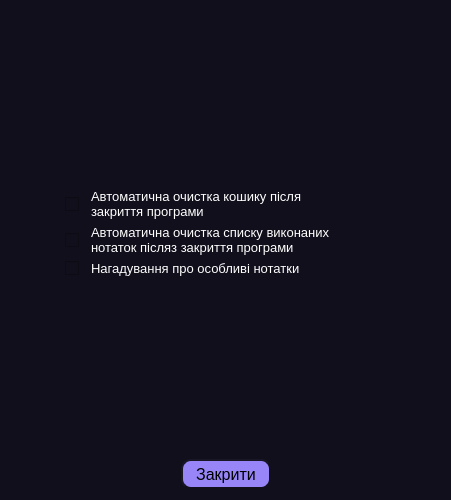
Above: QTtask_Project/settings_window.ui from DonchykVitaliy/QT-task-manager before the change. Below: the same form after it.
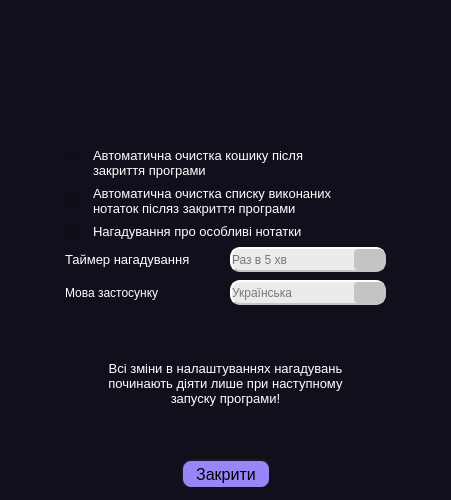
That is the form after the change. Icons and pictures are not drawn.

What changed in the file:
```diff
--- a/QTtask_Project/settings_window.ui
+++ b/QTtask_Project/settings_window.ui
@@ -34,6 +34,12 @@
      </item>
      <item>
       <layout class="QVBoxLayout" name="verticalLayout">
+       <property name="spacing">
+        <number>8</number>
+       </property>
+       <property name="topMargin">
+        <number>90</number>
+       </property>
        <item>
         <spacer name="verticalSpacer">
          <property name="orientation">
@@ -143,6 +149,205 @@
          </item>
         </layout>
        </item>
+       <item>
+        <layout class="QHBoxLayout" name="horizontalLayout_2">
+         <item>
+          <widget class="QLabel" name="label">
+           <property name="font">
+            <font>
+             <pointsize>10</pointsize>
+            </font>
+           </property>
+           <property name="styleSheet">
+            <string notr="true">color: rgb(255, 255, 255);</string>
+           </property>
+           <property name="text">
+            <string>Таймер нагадування</string>
+           </property>
+          </widget>
+         </item>
+         <item>
+          <widget class="QComboBox" name="comboBox">
+           <property name="minimumSize">
+            <size>
+             <width>0</width>
+             <height>25</height>
+            </size>
+           </property>
+           <property name="styleSheet">
+            <string notr="true">QComboBox {
+    border-style: outset;
+    border-width: 2px;
+    border-radius: 10px;
+
+    background-color: rgb(235, 235, 235);
+    border-color: rgb(196, 196, 196);
+    color: rgb(119, 120, 115);
+    padding-right: 30px;
+}
+
+QComboBox::drop-down {
+    border-style: outset;
+    border-width: 2px;
+    border-radius: 4px;
+    
+    border: none;
+    background-color: rgb(196, 196, 196);
+    width: 30px;
+    subcontrol-origin: padding;
+    subcontrol-position: top right;
+}
+
+QComboBox::down-arrow {
+    image: url(:/icon/icons/down_arrow.png);
+    width: 20px;
+    height: 10px;
+}
+
+QComboBox QAbstractItemView {
+    background-color: rgb(235, 235, 235);
+    color: rgb(119, 120, 115);
+    selection-background-color: rgb(196, 196, 196);
+    selection-color: rgb(255, 255, 255);
+    padding: 5px;
+    outline: none;
+}
+</string>
+           </property>
+           <item>
+            <property name="text">
+             <string>Раз в 5 хв</string>
+            </property>
+           </item>
+           <item>
+            <property name="text">
+             <string>Раз в 10 хв</string>
+            </property>
+           </item>
+           <item>
+            <property name="text">
+             <string>Раз в 15 хв</string>
+            </property>
+           </item>
+           <item>
+            <property name="text">
+             <string>Раз в 30 хв</string>
+            </property>
+           </item>
+           <item>
+            <property name="text">
+             <string>Раз в 60 хв</string>
+            </property>
+           </item>
+          </widget>
+         </item>
+        </layout>
+       </item>
+       <item>
+        <layout class="QHBoxLayout" name="horizontalLayout_7">
+         <item>
+          <widget class="QLabel" name="label_3">
+           <property name="styleSheet">
+            <string notr="true">color: rgb(255, 255, 255);</string>
+           </property>
+           <property name="text">
+            <string>Мова застосунку</string>
+           </property>
+          </widget>
+         </item>
+         <item>
+          <widget class="QComboBox" name="comboBox_2">
+           <property name="minimumSize">
+            <size>
+             <width>0</width>
+             <height>25</height>
+            </size>
+           </property>
+           <property name="styleSheet">
+            <string notr="true">QComboBox {
+    border-style: outset;
+    border-width: 2px;
+    border-radius: 10px;
+
+    background-color: rgb(235, 235, 235);
+    border-color: rgb(196, 196, 196);
+    color: rgb(119, 120, 115);
+    padding-right: 30px;
+}
+
+QComboBox::drop-down {
+    border-style: outset;
+    border-width: 2px;
+    border-radius: 4px;
+    
+    border: none;
+    background-color: rgb(196, 196, 196);
+    width: 30px;
+    subcontrol-origin: padding;
+    subcontrol-position: top right;
+}
+
+QComboBox::down-arrow {
+    image: url(:/icon/icons/down_arrow.png);
+    width: 20px;
+    height: 10px;
+}
+
+QComboBox QAbstractItemView {
+    background-color: rgb(235, 235, 235);
+    color: rgb(119, 120, 115);
+    selection-background-color: rgb(196, 196, 196);
+    selection-color: rgb(255, 255, 255);
+    padding: 5px;
+    outline: none;
+}
+</string>
+           </property>
+           <item>
+            <property name="text">
+             <string>Українська</string>
+            </property>
+           </item>
+           <item>
+            <property name="text">
+             <string>English</string>
+            </property>
+           </item>
+          </widget>
+         </item>
+        </layout>
+       </item>
+       <item>
+        <spacer name="verticalSpacer_3">
+         <property name="orientation">
+          <enum>Qt::Vertical</enum>
+         </property>
+         <property name="sizeHint" stdset="0">
+          <size>
+           <width>20</width>
+           <height>20</height>
+          </size>
+         </property>
+        </spacer>
+       </item>
+       <item>
+        <widget class="QLabel" name="label_2">
+         <property name="font">
+          <font>
+           <pointsize>10</pointsize>
+          </font>
+         </property>
+         <property name="styleSheet">
+          <string notr="true">color: rgb(255, 255, 255);</string>
+         </property>
+         <property name="text">
+          <string>&lt;html&gt;&lt;head/&gt;&lt;body&gt;&lt;p align=&quot;center&quot;&gt;Всі зміни в налаштуваннях нагадувань&lt;br/&gt;починають діяти лише при наступному&lt;br/&gt;запуску програми!&lt;/p&gt;&lt;/body&gt;&lt;/html&gt;</string>
+         </property>
+         <property name="alignment">
+          <set>Qt::AlignCenter</set>
+         </property>
+        </widget>
+       </item>
        <item>
         <spacer name="verticalSpacer_2">
          <property name="orientation">
```
